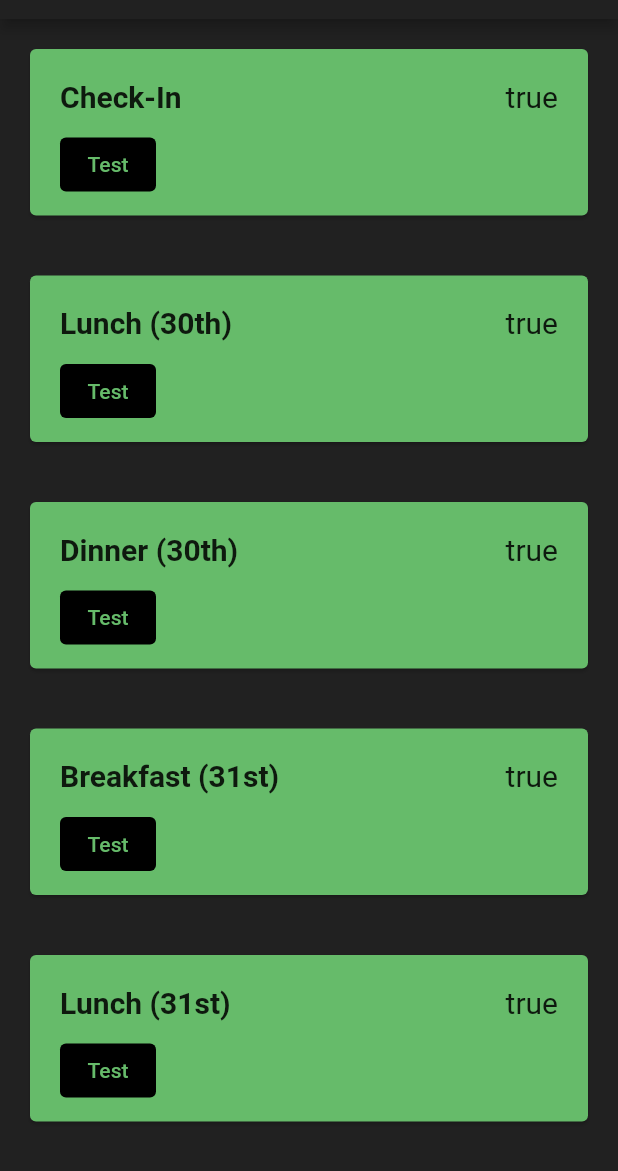
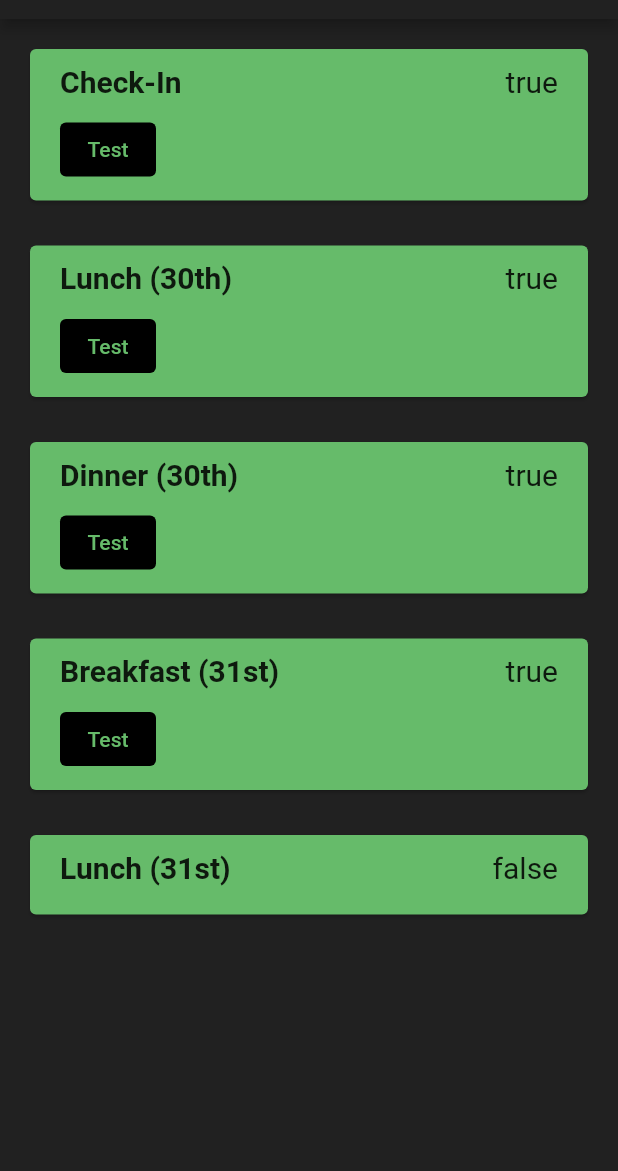
Before and after one commit to PES-Innovation-Lab/HashCode-QR, a Flutter app: the Status screen opened by its route, on a phone screen of 412 x 824 dp, the part 65-1236 px from its top. Run offline on Flutter 3.47's test engine with Material 2 defaults, Android fonts, the phone set to English and light mode, and no system bars.

Commit message:
fixed spacing

```diff
--- a/lib/pages/status.dart
+++ b/lib/pages/status.dart
@@ -27,7 +27,7 @@ class Status extends StatelessWidget {
             StatusCard(name: 'Lunch (30th)', status: true),
             StatusCard(name: 'Dinner (30th)', status: true),
             StatusCard(name: 'Breakfast (31st)', status: true),
-            StatusCard(name: 'Lunch (31st)', status: true),
+            StatusCard(name: 'Lunch (31st)', status: false),
           ],
         ),
       ),
--- a/lib/widgets/status_card.dart
+++ b/lib/widgets/status_card.dart
@@ -21,10 +21,10 @@ class _StatusCardState extends State<StatusCard> {
   @override
   Widget build(BuildContext context) {
     return Card(
-      margin: EdgeInsets.all(20),
+      margin: EdgeInsets.fromLTRB(20, 20, 20, 10),
       color: Colors.green[400],
       child: Container(
-        padding: EdgeInsets.fromLTRB(20, 20, 20, 10),
+        padding: EdgeInsets.fromLTRB(20, 10, 20, 10),
         alignment: Alignment.center,
         child: Column(
           crossAxisAlignment: CrossAxisAlignment.start,
@@ -69,6 +69,8 @@ class _StatusCardState extends State<StatusCard> {
                   ],
                 ),
               ),
+            if (widget.status == false)
+              SizedBox(height: 10,),
           ],
         ),
       ),
```
